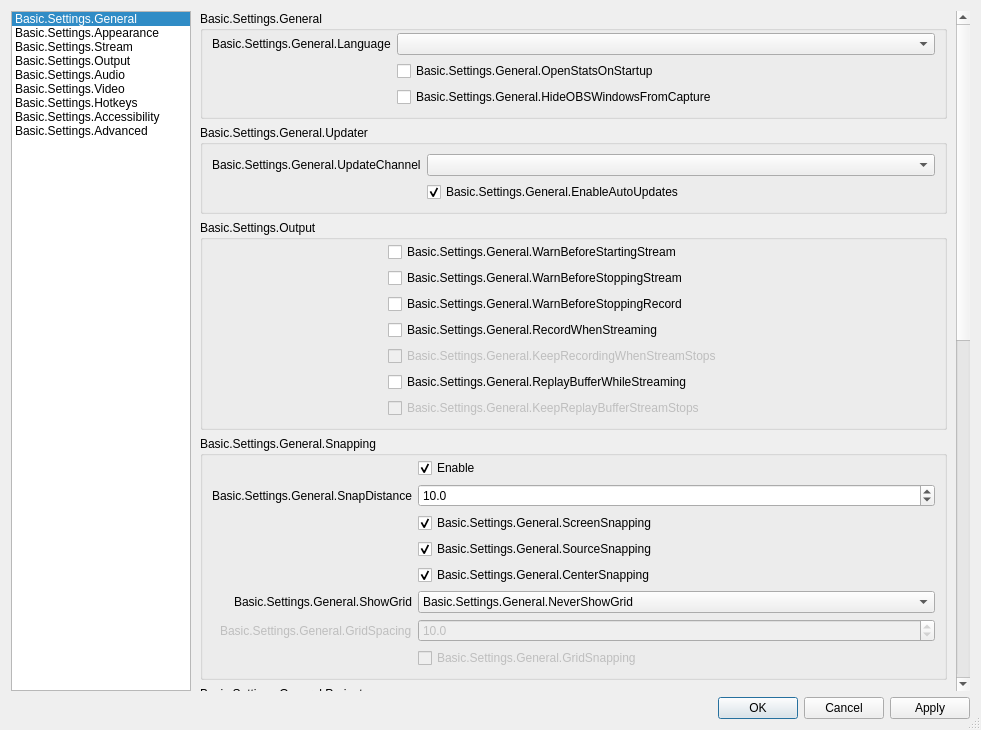
Before: the Qt Designer form UI/forms/OBSBasicSettings.ui in obsproject/obs-studio, drawn with Qt 5.
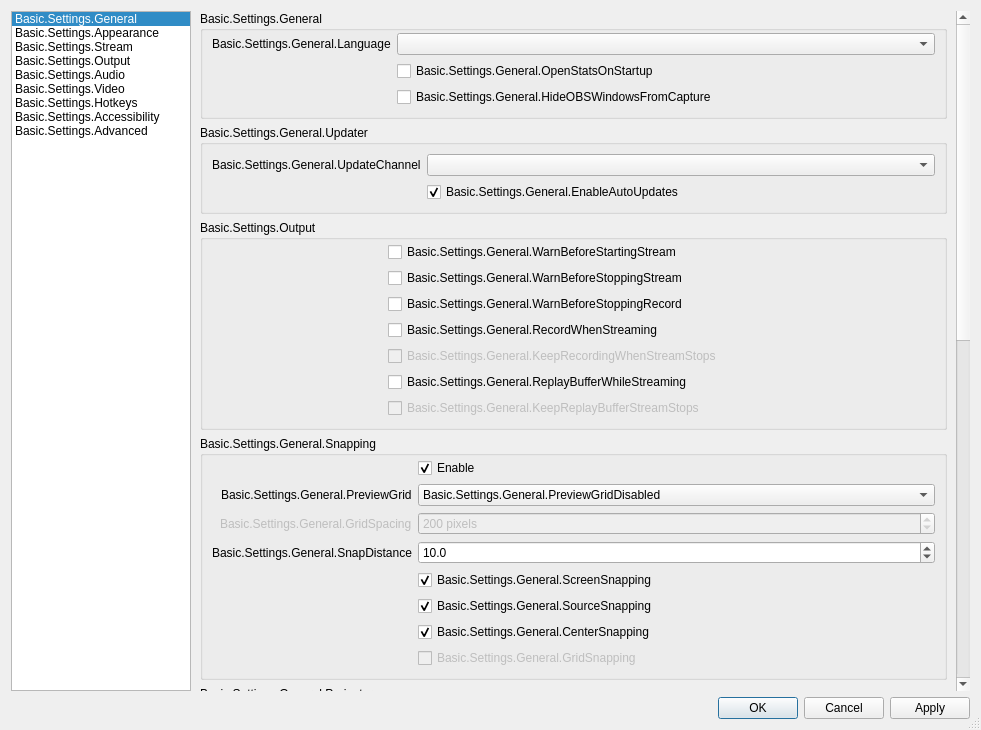
After: the same form once the commit is applied. Icons and pictures are not drawn. Custom widgets are drawn as their Qt base class.

Commit message:
UI: update preview grid functionality
Dotted lines changed to lines, grid spacing values adjusted to pixels,
grid settings reordered and other minor fixes.

```diff
--- a/UI/forms/OBSBasicSettings.ui
+++ b/UI/forms/OBSBasicSettings.ui
@@ -452,7 +452,68 @@
                      </property>
                     </widget>
                    </item>
+                   <item row="1" column="0">
+                    <widget class="QLabel" name="showGridLabel">
+                     <property name="text">
+                      <string>Basic.Settings.General.PreviewGrid</string>
+                     </property>
+                    </widget>
+                   </item>
+                   <item row="1" column="1">
+                    <widget class="QComboBox" name="gridDisplayMode">
+                     <property name="enabled">
+                      <bool>true</bool>
+                     </property>
+                     <item>
+                      <property name="text">
+                       <string>Basic.Settings.General.PreviewGridDisabled</string>
+                      </property>
+                     </item>
+                     <item>
+                      <property name="text">
+                       <string>Basic.Settings.General.AlwaysShowGrid</string>
+                      </property>
+                     </item>
+                     <item>
+                      <property name="text">
+                       <string>Basic.Settings.General.ShowGridWhenMoving</string>
+                      </property>
+                     </item>
+                    </widget>
+                   </item>
+                   <item row="2" column="0">
+                    <widget class="QLabel" name="gridSpacingLabel">
+                     <property name="enabled">
+                      <bool>false</bool>
+                     </property>
+                     <property name="text">
+                      <string>Basic.Settings.General.GridSpacing</string>
+                     </property>
+                    </widget>
+                   </item>
                    <item row="2" column="1">
+                    <widget class="QSpinBox" name="gridSpacing">
+                     <property name="enabled">
+                      <bool>false</bool>
+                     </property>
+                     <property name="suffix">
+                      <string> pixels</string>
+                     </property>
+                     <property name="minimum">
+                      <number>50</number>
+                     </property>
+                     <property name="maximum">
+                      <number>1000</number>
+                     </property>
+                     <property name="singleStep">
+                      <number>1</number>
+                     </property>
+                     <property name="value">
+                      <number>200</number>
+                     </property>
+                    </widget>
+                   </item>
+                   <item row="4" column="1">
                     <widget class="QCheckBox" name="screenSnapping">
                      <property name="text">
                       <string>Basic.Settings.General.ScreenSnapping</string>
@@ -462,7 +523,7 @@
                      </property>
                     </widget>
                    </item>
-                   <item row="4" column="1">
+                   <item row="6" column="1">
                     <widget class="QCheckBox" name="centerSnapping">
                      <property name="text">
                       <string>Basic.Settings.General.CenterSnapping</string>
@@ -472,7 +533,7 @@
                      </property>
                     </widget>
                    </item>
-                   <item row="3" column="1">
+                   <item row="5" column="1">
                     <widget class="QCheckBox" name="sourceSnapping">
                      <property name="text">
                       <string>Basic.Settings.General.SourceSnapping</string>
@@ -482,7 +543,7 @@
                      </property>
                     </widget>
                    </item>
-                   <item row="1" column="1">
+                   <item row="3" column="1">
                     <widget class="QDoubleSpinBox" name="snapDistance">
                      <property name="decimals">
                       <number>1</number>
@@ -495,7 +556,7 @@
                      </property>
                     </widget>
                    </item>
-                   <item row="1" column="0">
+                   <item row="3" column="0">
                     <widget class="QLabel" name="label_9">
                      <property name="text">
                       <string>Basic.Settings.General.SnapDistance</string>
@@ -505,7 +566,7 @@
                      </property>
                     </widget>
                    </item>
-                   <item row="3" column="0">
+                   <item row="5" column="0">
                     <spacer name="horizontalSpacer_4">
                      <property name="orientation">
                       <enum>Qt::Horizontal</enum>
@@ -521,70 +582,6 @@
                      </property>
                     </spacer>
                    </item>
-                   <item row="6" column="0">
-                    <widget class="QLabel" name="showGridLabel">
-                     <property name="text">
-                      <string>Basic.Settings.General.ShowGrid</string>
-                     </property>
-                    </widget>
-                   </item>
-                   <item row="6" column="1">
-                    <widget class="QComboBox" name="showGrid">
-                     <property name="enabled">
-                      <bool>true</bool>
-                     </property>
-                     <item>
-                      <property name="text">
-                       <string>Basic.Settings.General.NeverShowGrid</string>
-                      </property>
-                     </item>
-                     <item>
-                      <property name="text">
-                       <string>Basic.Settings.General.AlwaysShowGrid</string>
-                      </property>
-                     </item>
-                     <item>
-                      <property name="text">
-                       <string>Basic.Settings.General.ShowGridWhenMoving</string>
-                      </property>
-                     </item>
-                    </widget>
-                   </item>
-                   <item row="7" column="0">
-                    <widget class="QLabel" name="gridSpacingLabel">
-                     <property name="enabled">
-                      <bool>false</bool>
-                     </property>
-                     <property name="text">
-                      <string>Basic.Settings.General.GridSpacing</string>
-                     </property>
-                    </widget>
-                   </item>
-                   <item row="7" column="1">
-                    <widget class="QDoubleSpinBox" name="gridSpacing">
-                     <property name="enabled">
-                      <bool>false</bool>
-                     </property>
-                     <property name="decimals">
-                      <number>1</number>
-                     </property>
-                     <property name="minimum">
-                      <double>1.000000000000000</double>
-                     </property>
-                     <property name="maximum">
-                      <double>50.000000000000000</double>
-                     </property>
-                     <property name="singleStep">
-                      <double>0.500000000000000</double>
-                     </property>
-                     <property name="stepType">
-                      <enum>QAbstractSpinBox::DefaultStepType</enum>
-                     </property>
-                     <property name="value">
-                      <double>10.000000000000000</double>
-                     </property>
-                    </widget>
-                   </item>
                    <item row="8" column="1">
                     <widget class="QCheckBox" name="gridSnapping">
                      <property name="enabled">
```
Left out of the diff: 2 changed lines with no effect on the pictures. The commit also changes 5 other files.
